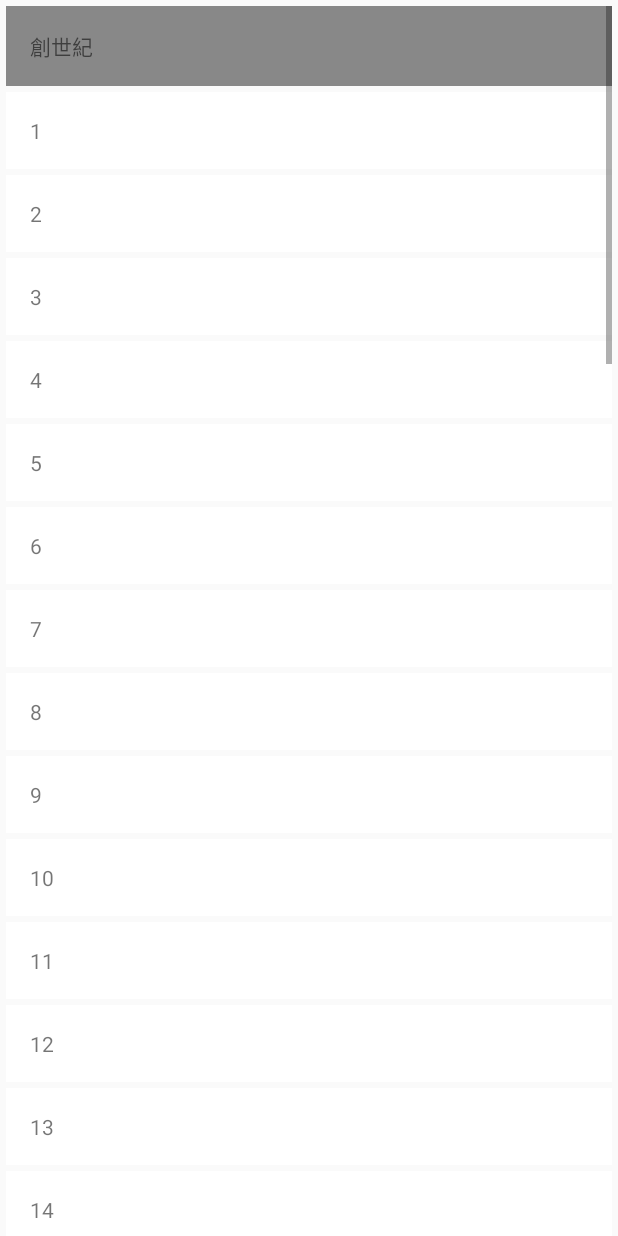
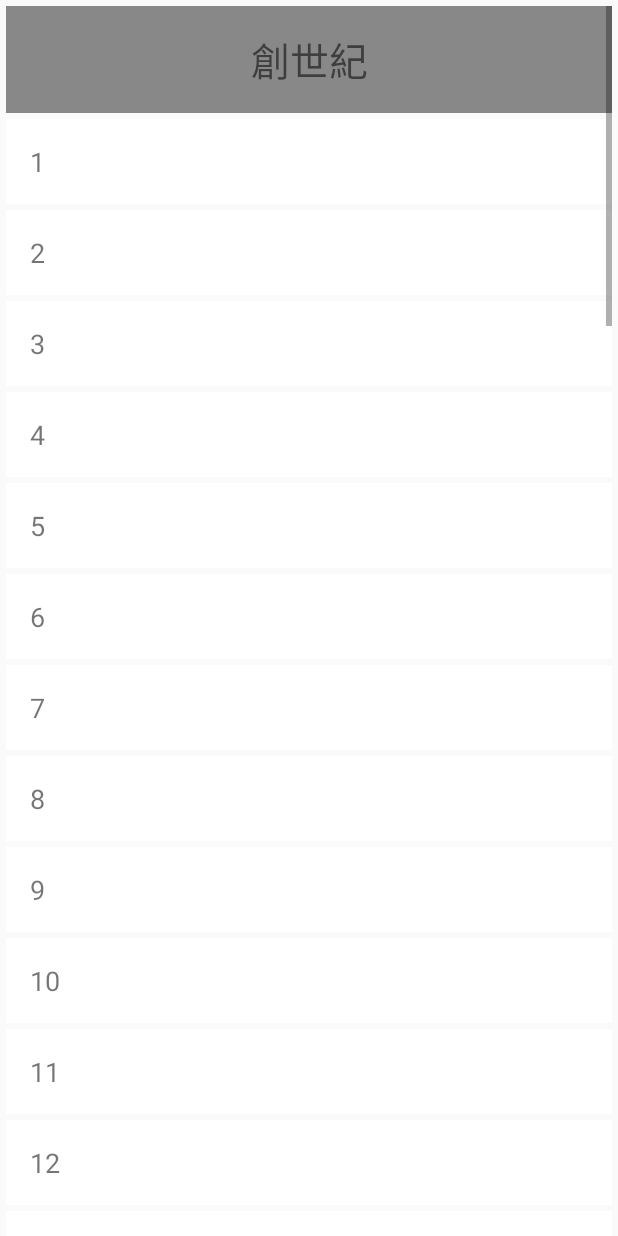
Before and after one commit to rslwong/ChineseBible, an Android app: the screen it shows after launch (MainEntActPage2), after a tap on "創世紀", on a phone screen of 412 x 824 dp. Run offline under Robolectric (Android 15) with nearby library versions, the phone set to English and light mode, and no system bars; plain views replace SquareFrameLayout.

Commit message:
improved font size

```diff
--- a/app/src/main/java/com/example/rslwong/myapplication/MainEntAct.java
+++ b/app/src/main/java/com/example/rslwong/myapplication/MainEntAct.java
@@ -12,6 +12,8 @@ import android.view.ViewGroup;
 import android.widget.AdapterView;
 import android.widget.BaseAdapter;
 import android.widget.GridView;
+import android.util.TypedValue;
+import android.view.Gravity;
 
 import android.widget.ImageView;
 import android.widget.TextView;
@@ -81,8 +83,12 @@ public class MainEntAct extends Activity implements AdapterView.OnItemClickListe
             name.setText(item.getName());
             if (item.getChapters()==-1) {
                 name.setBackgroundColor(Color.GRAY);
+                name.setTextSize(TypedValue.COMPLEX_UNIT_PX, getResources().getDimension(R.dimen.text_huge));
+                name.setGravity(Gravity.CENTER);
             } else {
                 name.setBackgroundColor(Color.WHITE);
+                name.setTextSize(TypedValue.COMPLEX_UNIT_PX, getResources().getDimension(R.dimen.text_medium));
+                name.setGravity(Gravity.LEFT);
             }
             return view;
         }
--- a/app/src/main/java/com/example/rslwong/myapplication/MainEntActPage2.java
+++ b/app/src/main/java/com/example/rslwong/myapplication/MainEntActPage2.java
@@ -4,6 +4,8 @@ import android.app.Activity;
 import android.content.Intent;
 import android.graphics.Color;
 import android.os.Bundle;
+import android.util.TypedValue;
+import android.view.Gravity;
 import android.view.View;
 import android.view.ViewGroup;
 import android.widget.AdapterView;
@@ -80,9 +82,13 @@ public class MainEntActPage2 extends Activity implements AdapterView.OnItemClick
             if (position==0) {
                 name.setBackgroundColor(Color.GRAY);
                 name.setText(book);
+                name.setTextSize(TypedValue.COMPLEX_UNIT_PX, getResources().getDimension(R.dimen.text_huge));
+                name.setGravity(Gravity.CENTER);
             } else {
                 name.setBackgroundColor(Color.WHITE);
                 name.setText(String.valueOf(position));
+                name.setTextSize(TypedValue.COMPLEX_UNIT_PX, getResources().getDimension(R.dimen.text_medium));
+                name.setGravity(Gravity.LEFT);
             }
             return view;
         }
--- a/app/src/main/res/values/dimens.xml
+++ b/app/src/main/res/values/dimens.xml
@@ -17,5 +17,8 @@
 <resources>
 
     <dimen name="grid_spacing">4dp</dimen>
+    <dimen name="text_medium">18sp</dimen>
+    <dimen name="text_large">22sp</dimen>
+    <dimen name="text_huge">26sp</dimen>
 
 </resources>
```
